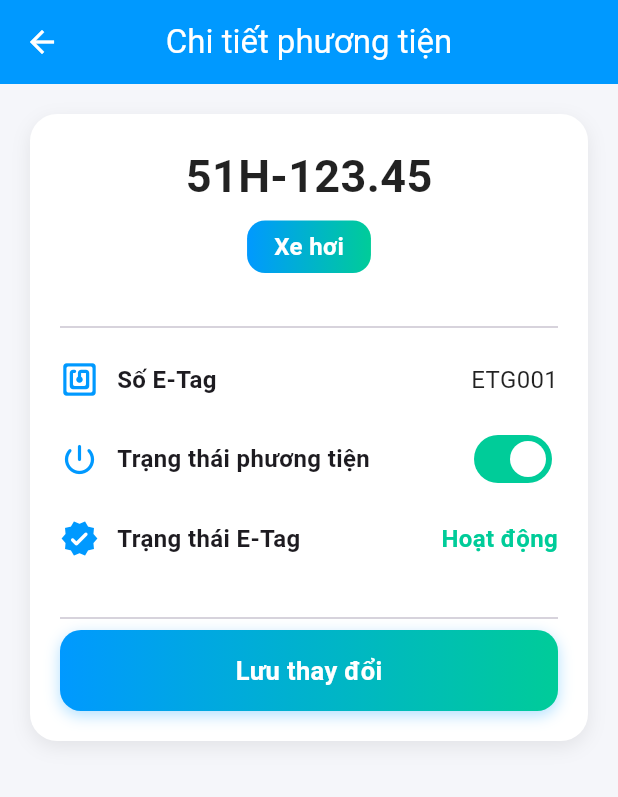
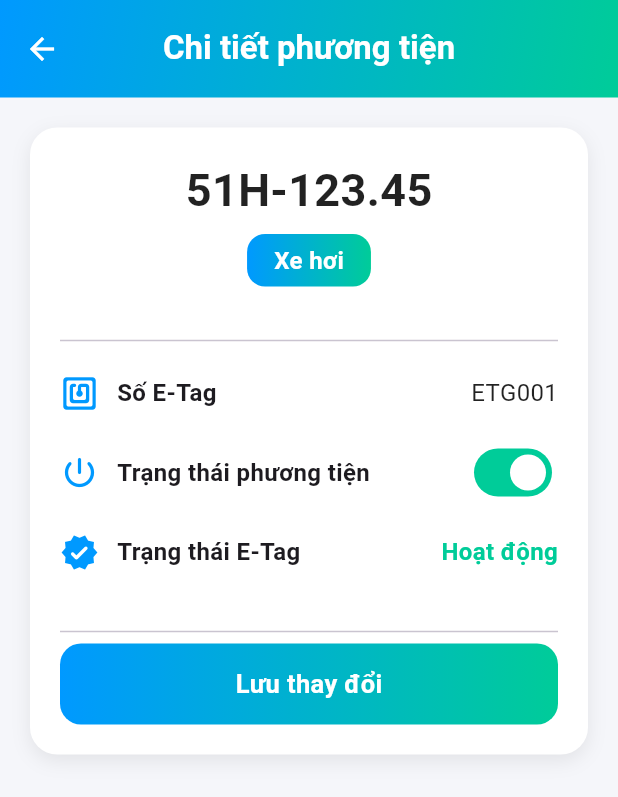
Before and after one commit to VoDuyBao-dev/ETC-Simulation-System-Mobile-Frontend, a Flutter app: the VehicleScreen screen opened directly, after a tap on "51H-123.45", on a phone screen of 412 x 824 dp. Shown: the top 797 px of the screen. Run offline on Flutter 3.47's test engine with Material 3 defaults, Android fonts, the phone set to English and light mode, and no system bars; our stand-ins replace image_picker, shared_preferences; accounts and stored records are empty.

Commit message:
đổi màu 4 trang của Châu

```diff
--- a/lib/screens/vehicle_screen.dart
+++ b/lib/screens/vehicle_screen.dart
@@ -32,15 +32,32 @@ class _VehicleScreenState extends State<VehicleScreen> {
   Widget build(BuildContext context) {
     return Scaffold(
       backgroundColor: const Color(0xFFF5F6FA),
+
+      //  ĐỔI MÀU – AppBar gradient
       appBar: AppBar(
+        toolbarHeight: 65,
+        elevation: 0,
+        backgroundColor: Colors.transparent,
+        flexibleSpace: Container(
+          decoration: const BoxDecoration(
+            gradient: LinearGradient(
+              colors: [
+                Color(0xFF0099FF),
+                Color(0xFF00CC99),
+              ],
+              begin: Alignment.topLeft,
+              end: Alignment.bottomRight,
+            ),
+          ),
+        ),
         title: const Text(
           "Quản lý phương tiện",
-          style: TextStyle(fontWeight: FontWeight.bold),
+          style: TextStyle(fontWeight: FontWeight.bold, color: Colors.white),
         ),
-        backgroundColor: primaryColor,
-        foregroundColor: Colors.white,
         centerTitle: true,
+        iconTheme: const IconThemeData(color: Colors.white),
       ),
+
       body: ListView.builder(
         padding: const EdgeInsets.all(16),
         itemCount: vehicles.length,
@@ -49,6 +66,7 @@ class _VehicleScreenState extends State<VehicleScreen> {
           return _vehicleCard(vehicle);
         },
       ),
+
       floatingActionButton: FloatingActionButton(
         backgroundColor: primaryColor,
         child: const Icon(Icons.add, color: Colors.white, size: 30),
@@ -58,9 +76,7 @@ class _VehicleScreenState extends State<VehicleScreen> {
             MaterialPageRoute(builder: (_) => const AddVehicleScreen()),
           );
           if (newVehicle != null) {
-            setState(() {
-              vehicles.add(newVehicle);
-            });
+            setState(() => vehicles.add(newVehicle));
           }
         },
       ),
@@ -68,6 +84,8 @@ class _VehicleScreenState extends State<VehicleScreen> {
   }
 
   Widget _vehicleCard(Map<String, dynamic> vehicle) {
+    final Color primaryColor = const Color(0xFF0099FF);
+
     return GestureDetector(
       onTap: () {
         Navigator.push(
@@ -123,8 +141,9 @@ class _VehicleScreenState extends State<VehicleScreen> {
   }
 }
 
-
+//
 // ======================== CHI TIẾT XE ========================
+//
 
 class VehicleDetailScreen extends StatefulWidget {
   final Map<String, dynamic> vehicle;
@@ -150,12 +169,32 @@ class _VehicleDetailScreenState extends State<VehicleDetailScreen> {
   Widget build(BuildContext context) {
     return Scaffold(
       backgroundColor: const Color(0xFFF5F6FA),
+
+      // AppBar gradient
       appBar: AppBar(
-        title: const Text("Chi tiết phương tiện"),
+        elevation: 0,
+        toolbarHeight: 65,
+        backgroundColor: Colors.transparent,
+        flexibleSpace: Container(
+          decoration: const BoxDecoration(
+            gradient: LinearGradient(
+              colors: [
+                Color(0xFF0099FF),
+                Color(0xFF00CC99),
+              ],
+              begin: Alignment.topLeft,
+              end: Alignment.bottomRight,
+            ),
+          ),
+        ),
+        title: const Text(
+          "Chi tiết phương tiện",
+          style: TextStyle(color: Colors.white, fontWeight: FontWeight.bold),
+        ),
         centerTitle: true,
-        backgroundColor: primaryColor,
-        foregroundColor: Colors.white,
+        iconTheme: const IconThemeData(color: Colors.white),
       ),
+
       body: SingleChildScrollView(
         padding: const EdgeInsets.all(20),
         child: Container(
@@ -192,7 +231,7 @@ class _VehicleDetailScreenState extends State<VehicleDetailScreen> {
                           horizontal: 18, vertical: 6),
                       decoration: BoxDecoration(
                         gradient: LinearGradient(
-                          colors: [Color(0xFF0099FF), Color(0xFF00CC99)],
+                          colors: [primaryColor, secondaryColor],
                         ),
                         borderRadius: BorderRadius.circular(12),
                       ),
@@ -211,15 +250,11 @@ class _VehicleDetailScreenState extends State<VehicleDetailScreen> {
 
               const SizedBox(height: 28),
               const Divider(),
-
               const SizedBox(height: 14),
 
-              // ----------- Số E-Tag -----------
               _infoRow(Icons.nfc_rounded, "Số E-Tag", widget.vehicle['etag']),
-
               const SizedBox(height: 16),
 
-              // ----------- Trạng thái phương tiện (Switch) -----------
               Row(
                 children: [
                   Icon(Icons.power_settings_new_rounded,
@@ -228,8 +263,8 @@ class _VehicleDetailScreenState extends State<VehicleDetailScreen> {
                   const Expanded(
                     child: Text(
                       "Trạng thái phương tiện",
-                      style: TextStyle(
-                          fontWeight: FontWeight.w600, fontSize: 16),
+                      style:
+                          TextStyle(fontWeight: FontWeight.w600, fontSize: 16),
                     ),
                   ),
                   Switch(
@@ -238,16 +273,13 @@ class _VehicleDetailScreenState extends State<VehicleDetailScreen> {
                     activeTrackColor: secondaryColor,
                     inactiveThumbColor: Colors.grey.shade200,
                     inactiveTrackColor: Colors.grey.shade400,
-                    onChanged: (v) {
-                      setState(() => isActive = v);
-                    },
+                    onChanged: (v) => setState(() => isActive = v),
                   ),
                 ],
               ),
 
               const SizedBox(height: 16),
 
-              // ----------- Trạng thái E-Tag (chỉ hiển thị) -----------
               Row(
                 children: [
                   const Icon(Icons.verified_rounded,
@@ -256,8 +288,8 @@ class _VehicleDetailScreenState extends State<VehicleDetailScreen> {
                   const Expanded(
                     child: Text(
                       "Trạng thái E-Tag",
-                      style: TextStyle(
-                          fontWeight: FontWeight.w600, fontSize: 16),
+                      style:
+                          TextStyle(fontWeight: FontWeight.w600, fontSize: 16),
                     ),
                   ),
                   Text(
@@ -276,17 +308,14 @@ class _VehicleDetailScreenState extends State<VehicleDetailScreen> {
               const SizedBox(height: 32),
               const Divider(),
 
-              // ----------- Nút lưu -----------
               GestureDetector(
                 onTap: () {
-                  setState(() {
-                    widget.vehicle['status'] = isActive;
-                  });
+                  setState(() => widget.vehicle['status'] = isActive);
+
                   ScaffoldMessenger.of(context).showSnackBar(
                     SnackBar(
                       content: Text(
-                        "Đã lưu trạng thái: ${isActive ? "Hoạt động" : "Không hoạt động"}",
-                      ),
+                          "Đã lưu trạng thái: ${isActive ? "Hoạt động" : "Không hoạt động"}"),
                     ),
                   );
                 },
@@ -294,17 +323,9 @@ class _VehicleDetailScreenState extends State<VehicleDetailScreen> {
                   width: double.infinity,
                   padding: const EdgeInsets.symmetric(vertical: 15),
                   decoration: BoxDecoration(
-                    gradient: LinearGradient(
-                      colors: [primaryColor, secondaryColor],
-                    ),
+                    gradient:
+                        LinearGradient(colors: [primaryColor, secondaryColor]),
                     borderRadius: BorderRadius.circular(14),
-                    boxShadow: [
-                      BoxShadow(
-                        color: primaryColor.withOpacity(0.3),
-                        blurRadius: 8,
-                        offset: const Offset(0, 3),
-                      ),
-                    ],
                   ),
                   alignment: Alignment.center,
                   child: const Text(
@@ -312,8 +333,7 @@ class _VehicleDetailScreenState extends State<VehicleDetailScreen> {
                     style: TextStyle(
                         color: Colors.white,
                         fontSize: 17,
-                      fontWeight: FontWeight.bold,
-                    ),
+                        fontWeight: FontWeight.bold),
                   ),
                 ),
               ),
@@ -327,18 +347,18 @@ class _VehicleDetailScreenState extends State<VehicleDetailScreen> {
   Widget _infoRow(IconData icon, String label, String value) {
     return Row(
       children: [
-        Icon(icon, color: primaryColor, size: 26),
+        Icon(icon, color: const Color(0xFF0099FF), size: 26),
         const SizedBox(width: 12),
         Expanded(
           child: Text(
             label,
-            style: const TextStyle(
-                fontWeight: FontWeight.w600, fontSize: 16),
+            style:
+                const TextStyle(fontWeight: FontWeight.w600, fontSize: 16),
           ),
         ),
         Text(
           value,
-          style: const TextStyle(fontSize: 16, color: Colors.black87),
+          style: const TextStyle(color: Colors.black87, fontSize: 16),
         ),
       ],
     );
@@ -348,6 +368,7 @@ class _VehicleDetailScreenState extends State<VehicleDetailScreen> {
 //
 // ======================== THÊM PHƯƠNG TIỆN ========================
 //
+
 class AddVehicleScreen extends StatefulWidget {
   const AddVehicleScreen({super.key});
 
@@ -360,7 +381,8 @@ class _AddVehicleScreenState extends State<AddVehicleScreen> {
   final TextEditingController _plateController = TextEditingController();
   final TextEditingController _etagController = TextEditingController();
 
-  String? _selectedType; // để mặc định là null -> hiển thị “Chọn loại phương tiện”
+  String? _selectedType;
+
   final Color primaryColor = const Color(0xFF0099FF);
   final Color secondaryColor = const Color(0xFF00CC99);
 
@@ -368,12 +390,32 @@ class _AddVehicleScreenState extends State<AddVehicleScreen> {
   Widget build(BuildContext context) {
     return Scaffold(
       backgroundColor: const Color(0xFFF5F6FA),
+
+      // Gradient AppBar
       appBar: AppBar(
-        title: const Text("Thêm phương tiện"),
-        backgroundColor: primaryColor,
-        foregroundColor: Colors.white,
+        toolbarHeight: 65,
+        elevation: 0,
+        backgroundColor: Colors.transparent,
+        flexibleSpace: Container(
+          decoration: const BoxDecoration(
+            gradient: LinearGradient(
+              colors: [
+                Color(0xFF0099FF),
+                Color(0xFF00CC99),
+              ],
+              begin: Alignment.topLeft,
+              end: Alignment.bottomRight,
+            ),
+          ),
+        ),
+        title: const Text(
+          "Thêm phương tiện",
+          style: TextStyle(color: Colors.white),
+        ),
         centerTitle: true,
+        iconTheme: const IconThemeData(color: Colors.white),
       ),
+
       body: Padding(
         padding: const EdgeInsets.all(20),
         child: Form(
@@ -382,17 +424,20 @@ class _AddVehicleScreenState extends State<AddVehicleScreen> {
             children: [
               TextFormField(
                 controller: _plateController,
-                decoration:
-                _inputDecoration("Biển số xe", Icons.directions_car_rounded),
-                validator: (v) => v!.isEmpty ? "Nhập biển số xe" : null,
+                decoration: _inputDecoration(
+                    "Biển số xe", Icons.directions_car_rounded),
+                validator: (v) =>
+                    v!.isEmpty ? "Nhập biển số xe" : null,
               ),
 
               const SizedBox(height: 16),
-              const Text("Loại phương tiện",
-                  style: TextStyle(fontWeight: FontWeight.w600, fontSize: 16)),
+              const Text(
+                "Loại phương tiện",
+                style:
+                    TextStyle(fontWeight: FontWeight.w600, fontSize: 16),
+              ),
               const SizedBox(height: 8),
 
-              // Dropdown đẹp + xổ xuống dưới
               Container(
                 decoration: BoxDecoration(
                   borderRadius: BorderRadius.circular(14),
@@ -402,7 +447,8 @@ class _AddVehicleScreenState extends State<AddVehicleScreen> {
                     BoxShadow(
                       color: Colors.black.withOpacity(0.05),
                       blurRadius: 5,
-                        offset: const Offset(0, 2))
+                      offset: const Offset(0, 2),
+                    )
                   ],
                 ),
                 padding: const EdgeInsets.symmetric(horizontal: 12),
@@ -414,17 +460,19 @@ class _AddVehicleScreenState extends State<AddVehicleScreen> {
                     icon: const Icon(Icons.arrow_drop_down_rounded, size: 30),
                     isExpanded: true,
                     dropdownColor: Colors.white,
-                    menuMaxHeight: 200, // ép dropdown xổ xuống
+                    menuMaxHeight: 200,
                     items: ['Xe hơi', 'Xe tải']
-                        .map((type) => DropdownMenuItem(
+                        .map(
+                          (type) => DropdownMenuItem(
                             value: type,
                             child: Padding(
-                        padding:
-                        const EdgeInsets.symmetric(vertical: 8.0),
+                              padding: const EdgeInsets.symmetric(
+                                  vertical: 8.0),
                               child: Text(type,
                                   style: const TextStyle(fontSize: 16)),
                             ),
-                    ))
+                          ),
+                        )
                         .toList(),
                     onChanged: (v) => setState(() => _selectedType = v),
                   ),
```
Also changed, not shown: lib/screens/history_screen.dart (+40 -13 lines), lib/screens/recharge_screen.dart (+54 -20 lines), lib/screens/transaction_history_screen.dart (+49 -15 lines). Lines whose indentation alone changed are shown as unchanged.
